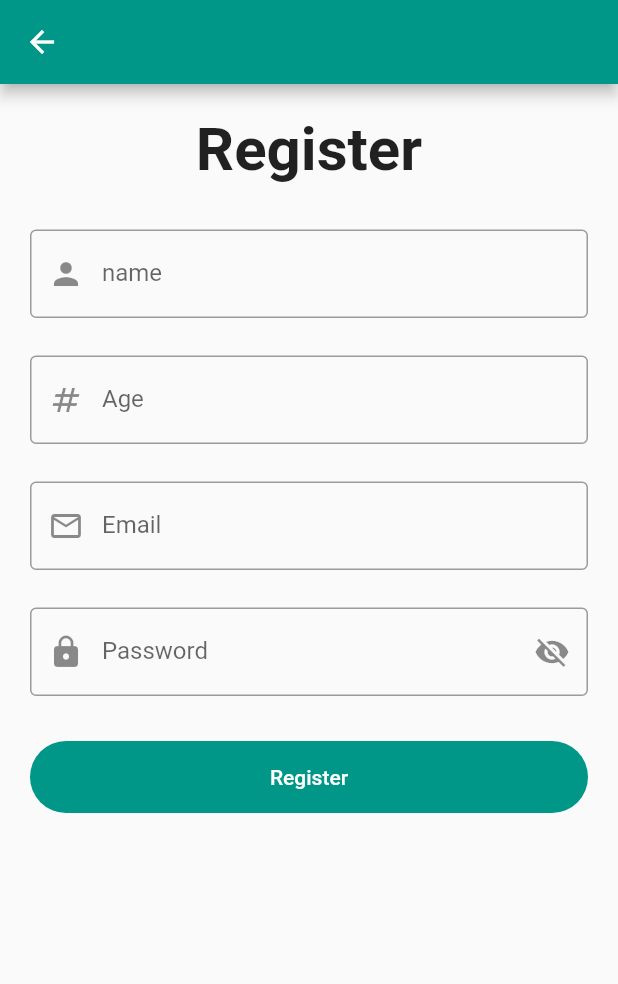
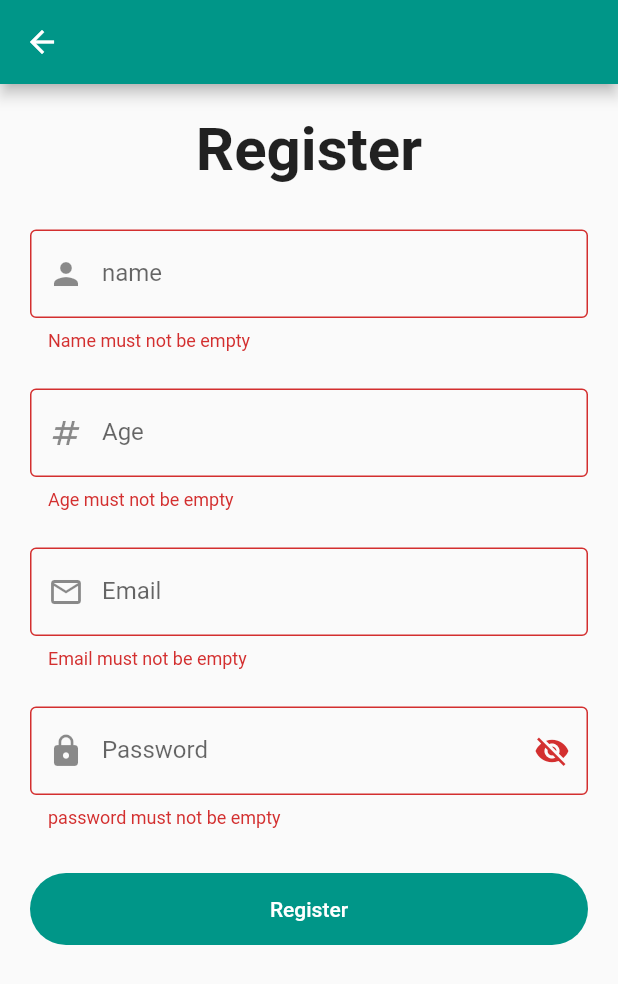
Before and after one commit to Al-Dos024/Restaurant_Project, a Flutter app: the RegistarScreen screen opened directly, after a tap on "Register", on a phone screen of 412 x 824 dp. Shown: the top 984 px of the screen. Run offline on Flutter 3.47's test engine with Material 2 defaults, Android fonts, the phone set to English and light mode, and no system bars; our stand-ins replace cloud_firestore, firebase_auth, firebase_core, smooth_page_indicator; missing offline and left inert: awesome_icons; accounts and stored records are empty.

Commit message:
some edit

```diff
--- a/lib/3-RegisterScreen.dart
+++ b/lib/3-RegisterScreen.dart
@@ -1,10 +1,11 @@
-// ignore_for_file: file_names, camel_case_types
+// ignore_for_file: file_names, camel_case_types, avoid_print
 
 import 'package:cloud_firestore/cloud_firestore.dart';
 import 'package:firebase_auth/firebase_auth.dart';
 import 'package:flutter/material.dart';
+import 'package:restaurantapp/2-Loginscreen.dart';
 
-import '4-ButtomNavBar/Layout.dart';
+// import '4-ButtomNavBar/Layout.dart';
 
 bool showpassword = true;
 
@@ -157,16 +158,16 @@ class _Registar_screenState extends State<RegistarScreen> {
                   ),
                   child: MaterialButton(
                     onPressed: () async {
-                      final user = User(
-                          email: emailcontrollor.text,
-                          name: namecontrollor.text,
-                          age: int.parse(agecontrollor.text));
+                      if (formKey.currentState!.validate()) {
+                        print(emailcontrollor.text);
+                        print(passwordcontrollor.text);
 
-                      createUser(user);
+                        final user = User(
+                            email: emailcontrollor.text,
+                            name: namecontrollor.text,
+                            age: int.parse(agecontrollor.text));
 
-                      if (formKey.currentState!.validate()) {
-                        print(emailcontrollor);
-                        print(passwordcontrollor);
+                        createUser(user);
 
                         FirebaseAuth.instance
                             .createUserWithEmailAndPassword(
@@ -177,13 +178,17 @@ class _Registar_screenState extends State<RegistarScreen> {
                           print(value.user!.uid);
                           print(
                               "---------------------success------------------");
+                          ScaffoldMessenger.of(context).showSnackBar(
+                              const SnackBar(
+                                  content: Text(
+                                      "Now Use The Email & Password to login")));
                           Navigator.of(context).pushReplacement(
                             MaterialPageRoute(
-                              builder: (context) => buttomNavBar(),
+                              builder: (context) => const LoginScreen(),
                             ),
                           );
                         }).catchError((Error) {
-                          ScaffoldMessenger.of(context).showSnackBar(SnackBar(
+                          ScaffoldMessenger.of(context).showSnackBar(const SnackBar(
                               content: Text(
                                   "There is an error with Email or Password, Try again")));
                           print(Error.toString());
```
Also changed, not shown: lib/2-Loginscreen.dart (+5 -4 lines).
